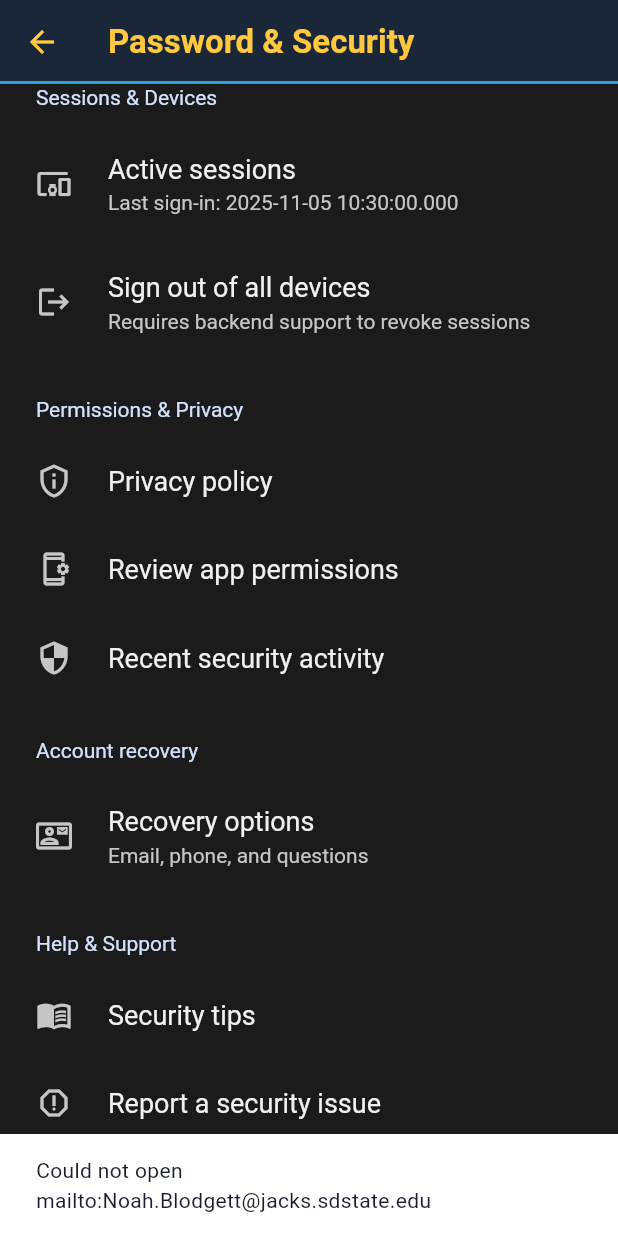
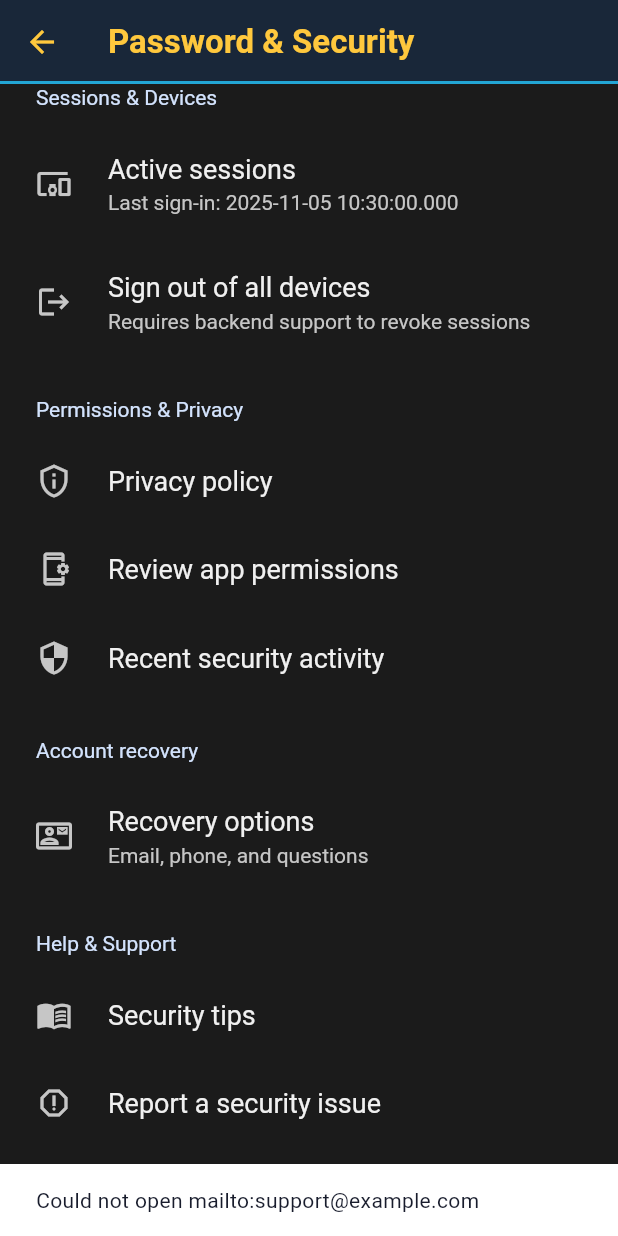
Before and after one commit to NoahBlodgett/CMIYC_SE305, a Flutter app: the SecurityPage screen opened directly, scrolled down 499 dp, after a tap on "Report a security issue", on a phone screen of 412 x 824 dp. Run offline on Flutter 3.47's test engine with Material 3 defaults, Android fonts, the phone set to English and light mode, and no system bars; drawn by our look-alikes of settings_ui; our stand-ins replace cloud_firestore, cloud_functions, firebase_auth, firebase_core, font_awesome_flutter, google_sign_in and 4 more; missing offline and left inert: firebase_app_check; accounts and stored records are empty.

Commit message:
fix: did suggestions

```diff
--- a/frontend/cache_me_if_you_can/lib/pages/security_page.dart
+++ b/frontend/cache_me_if_you_can/lib/pages/security_page.dart
@@ -465,9 +465,7 @@ class _SecurityPageState extends State<SecurityPage> {
   }
 
   Future<void> _reportIssue() async {
-    final uri = Uri.parse(
-      'mailto:Noah.Blodgett@jacks.sdstate.edu', // if you see this in pr.... no you didn't
-    );
+    final uri = Uri.parse('mailto:support@example.com');
     await _openUrl(uri);
   }
 
```
Also changed, not shown: frontend/cache_me_if_you_can/lib/firebase_dev_options.dart (deleted, +0 -17 lines), frontend/cache_me_if_you_can/lib/main.dart (+4 -6 lines), 1 other file.
